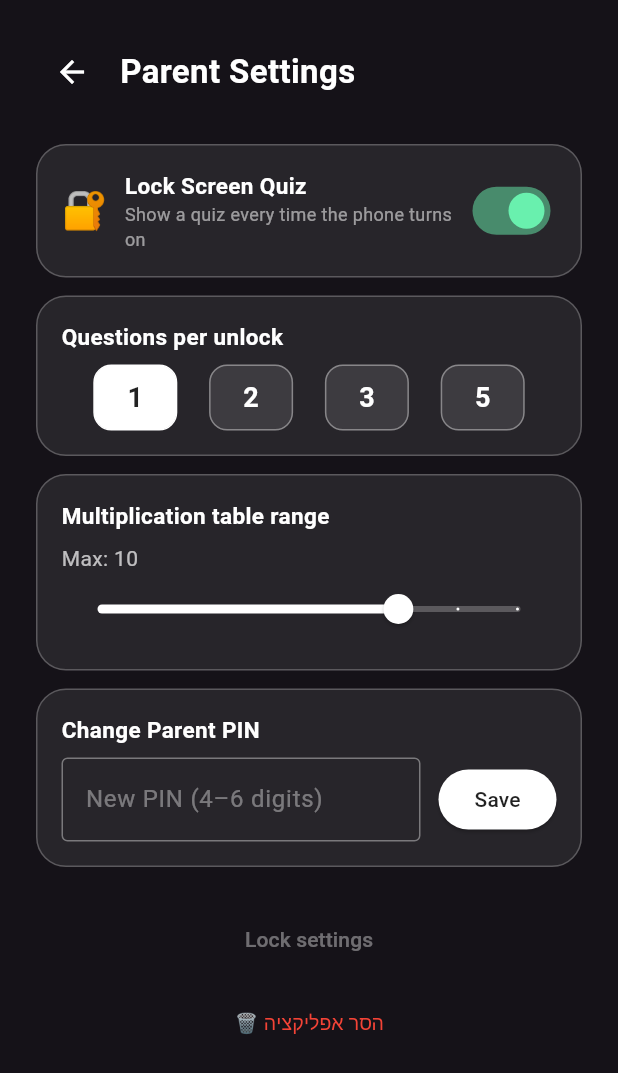
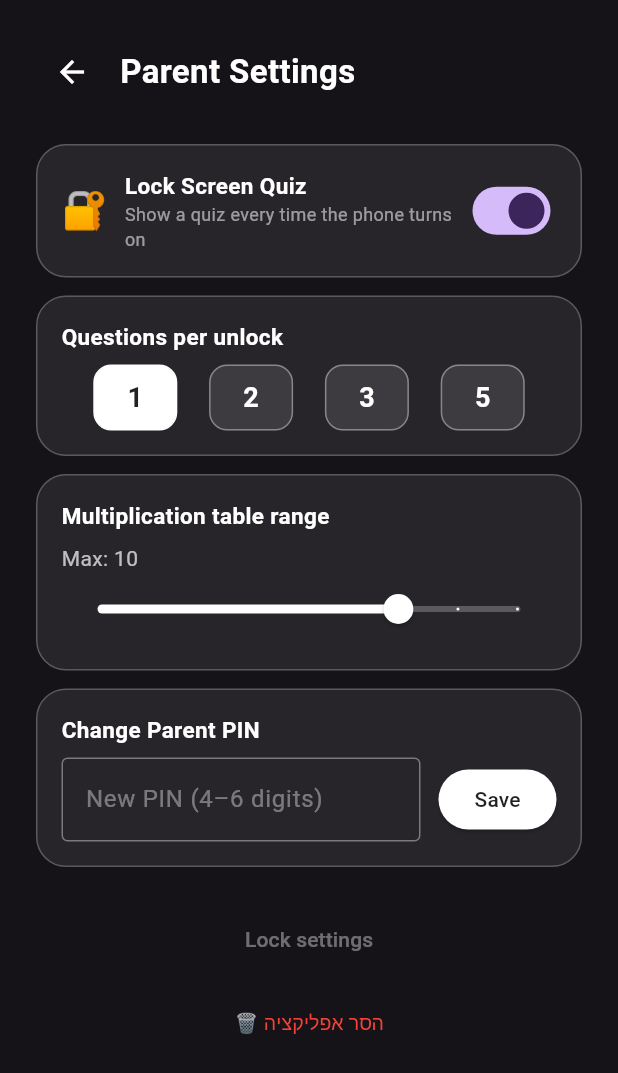
Before and after one commit to adistern1/mathlock, a Flutter app: the _SettingsBody widget shown alone on an empty page, opened directly with empty values, on a phone screen of 412 x 824 dp. Shown: the top 1073 px of the screen. Run offline on Flutter 3.47's test engine with Material 3 defaults, Android fonts, the phone set to English and light mode, and no system bars; our stand-ins replace confetti, flutter_riverpod, shared_preferences; accounts and stored records are empty.

Commit message:
fix: remove activeThumbColor (not supported in Flutter 3.32 CI)

```diff
--- a/lib/features/settings/parent_settings_screen.dart
+++ b/lib/features/settings/parent_settings_screen.dart
@@ -226,7 +226,6 @@ class _SettingsBodyState extends ConsumerState<_SettingsBody> {
               Switch(
                 value: _overlayEnabled,
                 onChanged: _toggleOverlay,
-                activeThumbColor: Colors.greenAccent,
               ),
             ],
           ),
```
